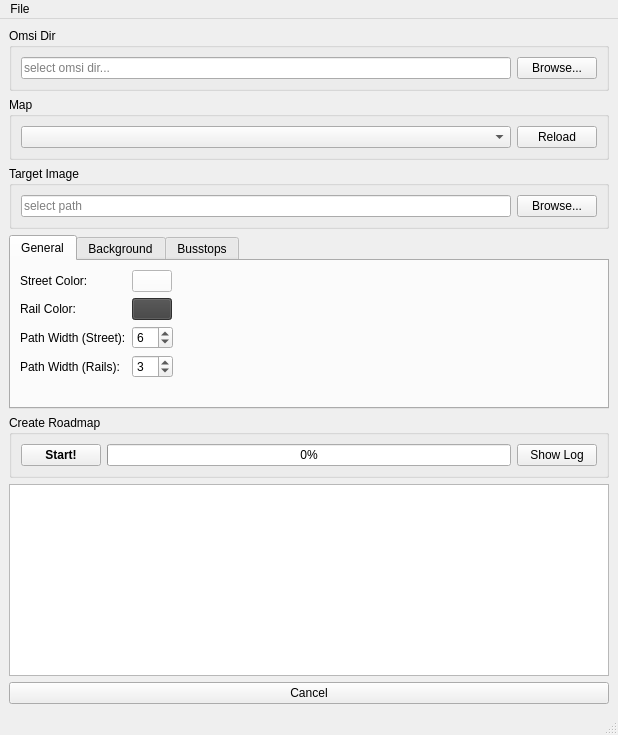
Old version of the form mainwindow.ui in the repository ma7t3/OmsiRoadmapTool.
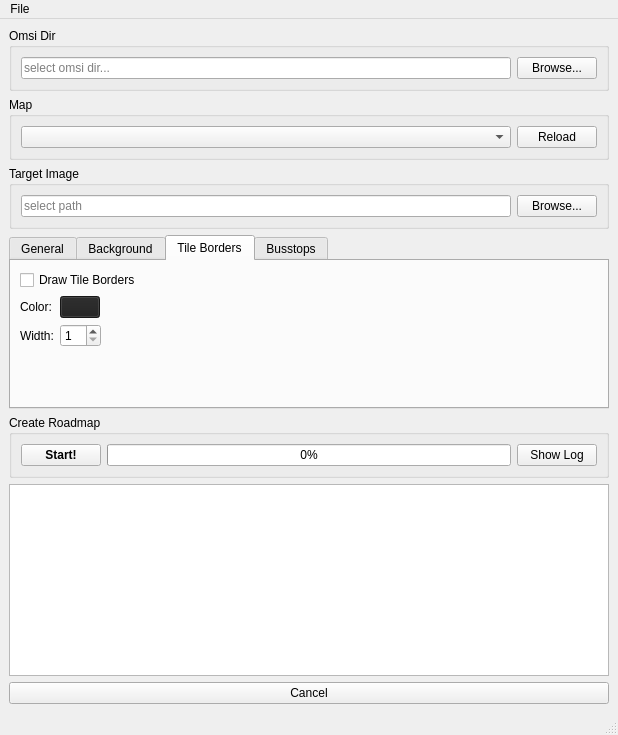
New version of the form.

Commit message: Darw Tile Borders

What changed in the file:
```diff
--- a/mainwindow.ui
+++ b/mainwindow.ui
@@ -98,7 +98,7 @@
     <item>
      <widget class="QTabWidget" name="twOptions">
       <property name="currentIndex">
-       <number>0</number>
+       <number>2</number>
       </property>
       <widget class="QWidget" name="general">
        <attribute name="title">
@@ -350,6 +350,89 @@
         </item>
        </layout>
       </widget>
+      <widget class="QWidget" name="tileBorders">
+       <attribute name="title">
+        <string>Tile Borders</string>
+       </attribute>
+       <layout class="QVBoxLayout" name="verticalLayout_3">
+        <item>
+         <widget class="QCheckBox" name="cbDrawTileBorders">
+          <property name="text">
+           <string>Draw Tile Borders</string>
+          </property>
+         </widget>
+        </item>
+        <item>
+         <layout class="QFormLayout" name="formLayout_4">
+          <item row="0" column="0">
+           <widget class="QLabel" name="label_3">
+            <property name="text">
+             <string>Color:</string>
+            </property>
+           </widget>
+          </item>
+          <item row="0" column="1">
+           <layout class="QHBoxLayout" name="horizontalLayout_13">
+            <item>
+             <widget class="QPushButton" name="pbTileBorderColor">
+              <property name="styleSheet">
+               <string notr="true">background-color: #202020</string>
+              </property>
+              <property name="text">
+               <string/>
+              </property>
+             </widget>
+            </item>
+            <item>
+             <spacer name="horizontalSpacer_8">
+              <property name="orientation">
+               <enum>Qt::Orientation::Horizontal</enum>
+              </property>
+              <property name="sizeHint" stdset="0">
+               <size>
+                <width>40</width>
+                <height>20</height>
+               </size>
+              </property>
+             </spacer>
+            </item>
+           </layout>
+          </item>
+          <item row="1" column="0">
+           <widget class="QLabel" name="label_4">
+            <property name="text">
+             <string>Width:</string>
+            </property>
+           </widget>
+          </item>
+          <item row="1" column="1">
+           <layout class="QHBoxLayout" name="horizontalLayout_12">
+            <item>
+             <widget class="QSpinBox" name="sbTileBorderWidth">
+              <property name="minimum">
+               <number>1</number>
+              </property>
+             </widget>
+            </item>
+            <item>
+             <spacer name="horizontalSpacer_9">
+              <property name="orientation">
+               <enum>Qt::Orientation::Horizontal</enum>
+              </property>
+              <property name="sizeHint" stdset="0">
+               <size>
+                <width>40</width>
+                <height>20</height>
+               </size>
+              </property>
+             </spacer>
+            </item>
+           </layout>
+          </item>
+         </layout>
+        </item>
+       </layout>
+      </widget>
       <widget class="QWidget" name="busstops">
        <attribute name="title">
         <string>Busstops</string>
```
The commit also changes 4 other files.
